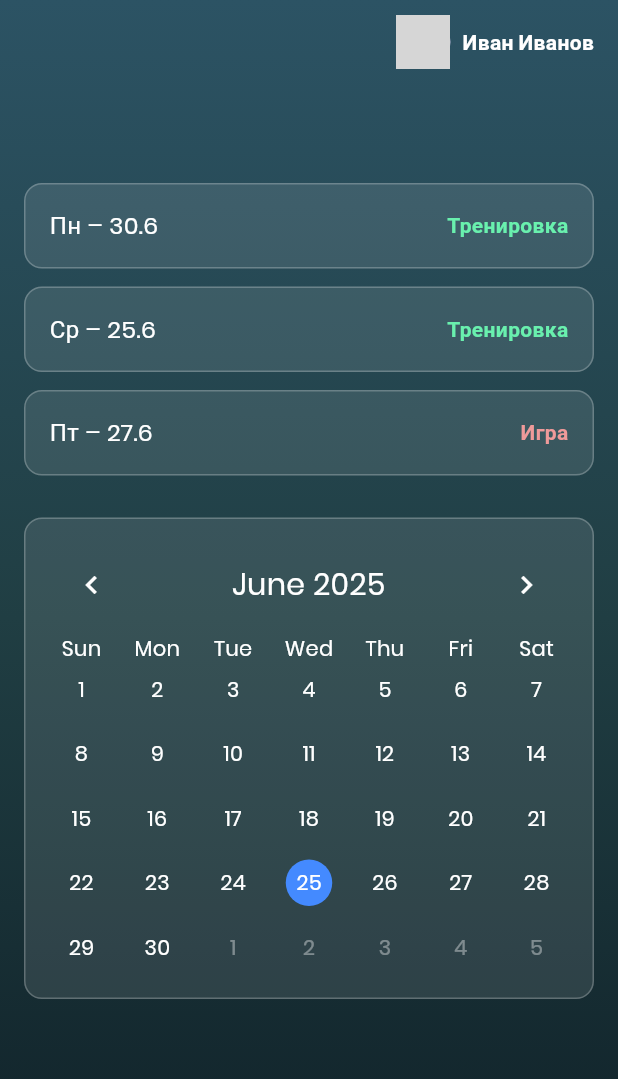
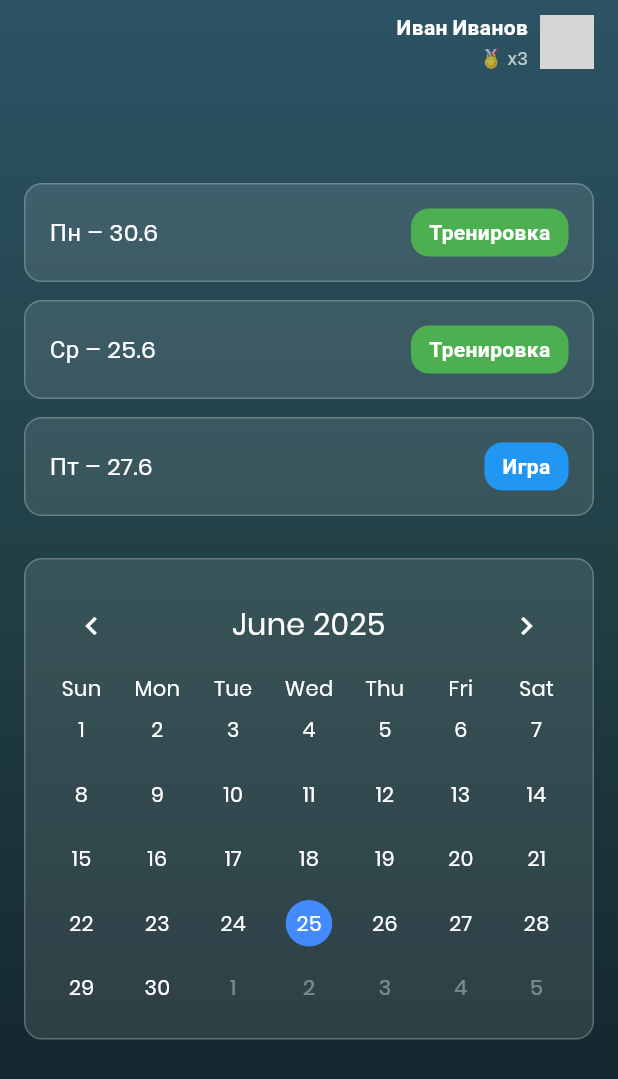
Before and after one commit to k3yV1/nki_basketball_app, a Flutter app: the HomeView screen opened by its route, on a phone screen of 412 x 824 dp. Shown: the top 1079 px of the screen. Run offline on Flutter 3.47's test engine with Material 3 defaults, Android fonts, the phone set to English and light mode, and no system bars; drawn by our look-alikes of table_calendar; grey boxes are pictures that could not be loaded.

Commit message:
Rollback home page + added Profile static page

```diff
--- a/lib/features/home/home_view.dart
+++ b/lib/features/home/home_view.dart
@@ -56,20 +56,45 @@ class HomeView extends StatelessWidget {
         backgroundColor: Colors.transparent,
         automaticallyImplyLeading: false,
         actions: [
-          Row(
-            children: const [
-              CircleAvatar(
+          Builder(
+            builder: (context) {
+              final userData = ModalRoute.of(context)?.settings.arguments as Map<String, dynamic>?;
+
+              final String name = userData?['name'] ?? 'Иван';
+              final String lastName = userData?['last_name'] ?? 'Иванов';
+
+              return GestureDetector(
+                onTap: () {
+                  Navigator.pushNamed(context, '/profile', arguments: userData);
+                },
+                child: Row(
+                  children: [
+                    Column(
+                      crossAxisAlignment: CrossAxisAlignment.end,
+                      mainAxisAlignment: MainAxisAlignment.center,
+                      children: [
+                        Text(
+                          '$name $lastName',
+                          style: const TextStyle(color: Colors.white, fontWeight: FontWeight.bold),
+                        ),
+                        const SizedBox(height: 2),
+                        const Text(
+                          '🏅 x3',
+                          style: TextStyle(color: Colors.white70, fontSize: 12),
+                        ),
+                      ],
+                    ),
+                    const SizedBox(width: 8),
+                    const CircleAvatar(
                       backgroundImage: AssetImage('assets/avatar.png'),
                       radius: 18,
                     ),
-              SizedBox(width: 8),
-              Text(
-                'Иван Иванов',
-                style: TextStyle(color: Colors.white, fontWeight: FontWeight.bold),
+                    const SizedBox(width: 16),
+                  ],
                 ),
-              SizedBox(width: 16),
-            ],
-          )
+              );
+            },
+          ),
         ],
       ),
       extendBodyBehindAppBar: true,
@@ -111,11 +136,18 @@ class HomeView extends StatelessWidget {
                         '$weekdayStr – ${date.day}.${date.month}',
                         style: const TextStyle(color: Colors.white, fontSize: 16),
                       ),
-                        Text(
+                      Container(
+                        padding: const EdgeInsets.symmetric(horizontal: 12, vertical: 6),
+                        decoration: BoxDecoration(
+                          color: type == 'Игра' ? Colors.blue : Colors.green,
+                          borderRadius: BorderRadius.circular(12),
+                        ),
+                        child: Text(
                           type,
-                          style: TextStyle(
-                            color: type == 'Игра' ? Colors.red[200] : Colors.greenAccent,
+                          style: const TextStyle(
+                            color: Colors.white,
                             fontWeight: FontWeight.bold,
+                          ),
                         ),
                       ),
                     ],
--- a/lib/routes/app_routes.dart
+++ b/lib/routes/app_routes.dart
@@ -2,17 +2,20 @@ import '../features/start/start_view.dart';
 import '../features/auth/views/sign_in_view.dart';
 import '../features/auth/views/sign_up_view.dart';
 import '../features/home/home_view.dart';
+import '../features/profile/profile_view.dart';
 
 class AppRoutes {
   static const start = '/';
   static const signIn = '/signin';
   static const signUp = '/signup';
   static const home = '/home';
+  static const profile = '/profile';
 
   static final routes = {
     start: (context) => StartView(),
     signIn: (context) => SignInView(),
     signUp: (context) => SignUpView(),
     home: (context) => HomeView(),
+    profile: (context) => ProfileView(),
   };
 }
--- a/lib/services/sign_up_service.dart
+++ b/lib/services/sign_up_service.dart
@@ -26,17 +26,14 @@ class SignUpService {
         final responseData = jsonDecode(response.body);
         final token = responseData['token'];
         print('✅ Регистрация успешна. Токен: $token');
-        print("true");
         return true; // Успешно
       } else {
         final error = jsonDecode(response.body);
-        print('❌ Ошибка регистрации: $error');
         return {
           'error': error['message'] ?? 'Неизвестная ошибка регистрации',
         };
       }
     } catch (e) {
-      print('❌ Ошибка сети/исключение: $e');
       return {
         'error': 'Ошибка сети: $e',
       };
```
Also changed, not shown: lib/features/profile/profile_view.dart (added, +159 -0 lines), 6 other files. Lines whose indentation alone changed are shown as unchanged.
